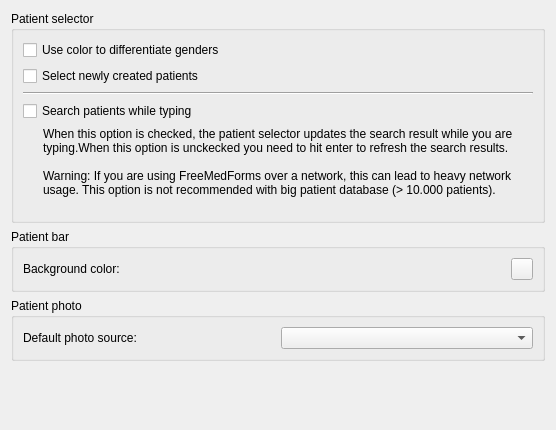
Old version of the form plugins/patientbaseplugin/patientbasepreferencespage.ui in the repository FreeHealth/freehealth.
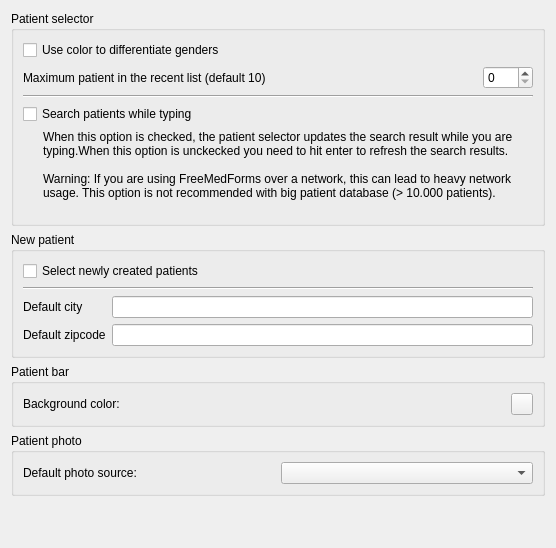
New version of the form. Custom widgets are drawn as their Qt base class.

Commit message: moving recent patient navigation history into the PatientWidgetManager/ActionHandler

Patch:
```diff
--- a/plugins/patientbaseplugin/patientbasepreferencespage.ui
+++ b/plugins/patientbaseplugin/patientbasepreferencespage.ui
@@ -7,89 +7,51 @@
     <x>0</x>
     <y>0</y>
     <width>556</width>
-    <height>430</height>
+    <height>548</height>
    </rect>
   </property>
   <property name="windowTitle">
    <string>Form</string>
   </property>
-  <layout class="QGridLayout" name="gridLayout_4">
-   <item row="1" column="1">
-    <widget class="QGroupBox" name="groupBoxBar">
-     <property name="title">
-      <string>Patient bar</string>
-     </property>
-     <layout class="QGridLayout" name="gridLayout">
-      <item row="0" column="0">
-       <widget class="QLabel" name="labelBackgroundColor">
-        <property name="text">
-         <string>Background color:</string>
-        </property>
-       </widget>
-      </item>
-      <item row="0" column="1">
-       <widget class="Utils::ColorButtonChooser" name="patientBarColor">
-        <property name="minimumSize">
-         <size>
-          <width>22</width>
-          <height>22</height>
-         </size>
-        </property>
-        <property name="maximumSize">
-         <size>
-          <width>22</width>
-          <height>22</height>
-         </size>
-        </property>
-        <property name="text">
-         <string/>
-        </property>
-       </widget>
-      </item>
-     </layout>
-    </widget>
-   </item>
-   <item row="3" column="1">
-    <spacer name="verticalSpacer">
-     <property name="orientation">
-      <enum>Qt::Vertical</enum>
-     </property>
-     <property name="sizeHint" stdset="0">
-      <size>
-       <width>20</width>
-       <height>40</height>
-      </size>
-     </property>
-    </spacer>
-   </item>
-   <item row="0" column="1">
+  <layout class="QGridLayout" name="gridLayout_5">
+   <item row="0" column="0">
     <widget class="QGroupBox" name="groupBoxSelector">
      <property name="title">
       <string>Patient selector</string>
      </property>
-     <layout class="QVBoxLayout" name="verticalLayout">
-      <item>
+     <layout class="QGridLayout" name="gridLayout_4">
+      <item row="0" column="0" colspan="2">
        <widget class="QCheckBox" name="genderColor">
         <property name="text">
          <string>Use color to differentiate genders</string>
         </property>
        </widget>
       </item>
-      <item>
-       <widget class="QCheckBox" name="selectNewlyCreatedBox">
+      <item row="1" column="0">
+       <widget class="QLabel" name="label_4">
         <property name="text">
-         <string>Select newly created patients</string>
+         <string>Maximum patient in the recent list (default 10)</string>
         </property>
        </widget>
       </item>
-      <item>
+      <item row="1" column="1">
+       <widget class="QSpinBox" name="maxRecentPatient">
+        <property name="maximumSize">
+         <size>
+          <width>75</width>
+          <height>16777215</height>
+         </size>
+        </property>
+       </widget>
+      </item>
+      <item row="2" column="0" colspan="2">
        <widget class="Line" name="line">
         <property name="orientation">
          <enum>Qt::Horizontal</enum>
         </property>
        </widget>
       </item>
-      <item>
+      <item row="3" column="0" colspan="2">
        <widget class="QCheckBox" name="searchWhileTyping">
         <property name="toolTip">
          <string>When this option is checked, the patient selector updates the search result while you are typing. If you are using FreeMedForms over a network, this can lead to heavy network usage.
@@ -100,7 +62,7 @@
         </property>
        </widget>
       </item>
-      <item>
+      <item row="4" column="0" colspan="2">
        <layout class="QHBoxLayout" name="horizontalLayout">
         <item>
          <spacer name="horizontalSpacer">
@@ -136,7 +98,85 @@
      </layout>
     </widget>
    </item>
-   <item row="2" column="1">
+   <item row="1" column="0">
+    <widget class="QGroupBox" name="groupBox">
+     <property name="title">
+      <string>New patient</string>
+     </property>
+     <layout class="QGridLayout" name="gridLayout_3">
+      <item row="2" column="1">
+       <widget class="QLineEdit" name="defaultCity"/>
+      </item>
+      <item row="3" column="0">
+       <widget class="QLabel" name="label_3">
+        <property name="text">
+         <string>Default zipcode</string>
+        </property>
+       </widget>
+      </item>
+      <item row="3" column="1">
+       <widget class="QLineEdit" name="defaultZip"/>
+      </item>
+      <item row="0" column="0" colspan="2">
+       <widget class="QCheckBox" name="selectNewlyCreatedBox">
+        <property name="text">
+         <string>Select newly created patients</string>
+        </property>
+       </widget>
+      </item>
+      <item row="2" column="0">
+       <widget class="QLabel" name="label_2">
+        <property name="text">
+         <string>Default city</string>
+        </property>
+       </widget>
+      </item>
+      <item row="1" column="0" colspan="2">
+       <widget class="Line" name="line_2">
+        <property name="orientation">
+         <enum>Qt::Horizontal</enum>
+        </property>
+       </widget>
+      </item>
+     </layout>
+    </widget>
+   </item>
+   <item row="2" column="0">
+    <widget class="QGroupBox" name="groupBoxBar">
+     <property name="title">
+      <string>Patient bar</string>
+     </property>
+     <layout class="QGridLayout" name="gridLayout">
+      <item row="0" column="0">
+       <widget class="QLabel" name="labelBackgroundColor">
+        <property name="text">
+         <string>Background color:</string>
+        </property>
+       </widget>
+      </item>
+      <item row="0" column="1">
+       <widget class="Utils::ColorButtonChooser" name="patientBarColor">
+        <property name="minimumSize">
+         <size>
+          <width>22</width>
+          <height>22</height>
+         </size>
+        </property>
+        <property name="maximumSize">
+         <size>
+          <width>22</width>
+          <height>22</height>
+         </size>
+        </property>
+        <property name="text">
+         <string/>
+        </property>
+       </widget>
+      </item>
+     </layout>
+    </widget>
+   </item>
+   <item row="3" column="0">
     <widget class="QGroupBox" name="groupBoxPhoto">
      <property name="title">
       <string>Patient photo</string>
@@ -155,6 +195,19 @@
      </layout>
     </widget>
    </item>
+   <item row="4" column="0">
+    <spacer name="verticalSpacer">
+     <property name="orientation">
+      <enum>Qt::Vertical</enum>
+     </property>
+     <property name="sizeHint" stdset="0">
+      <size>
+       <width>20</width>
+       <height>40</height>
+      </size>
+     </property>
+    </spacer>
+   </item>
   </layout>
  </widget>
  <customwidgets>
```
The commit also changes 7 other files.
